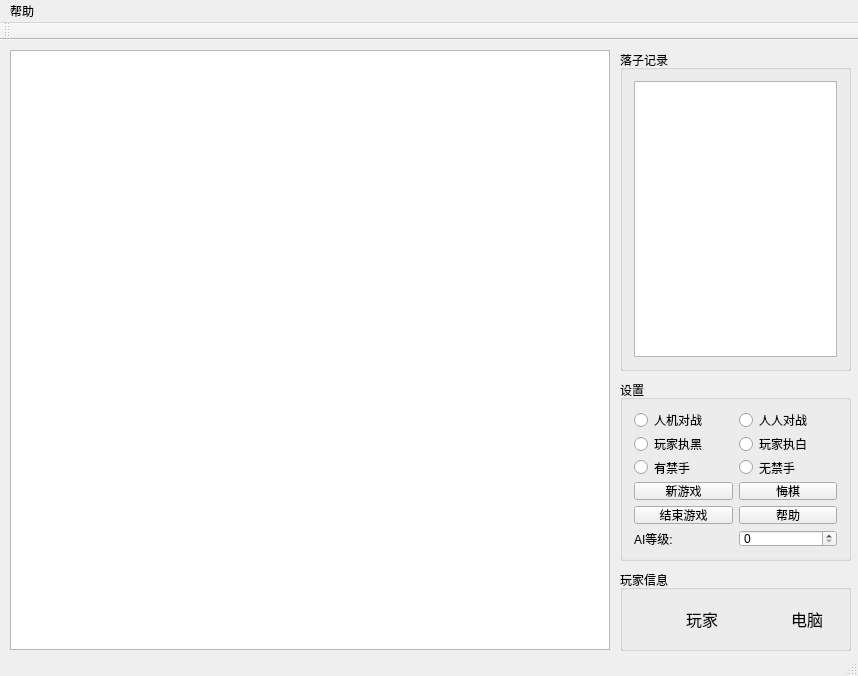
The window that QtGomoku/QtGomoku/QtGomoku.ui (jiafeng5513/Gomoku) describes before a commit, drawn with Qt 5.
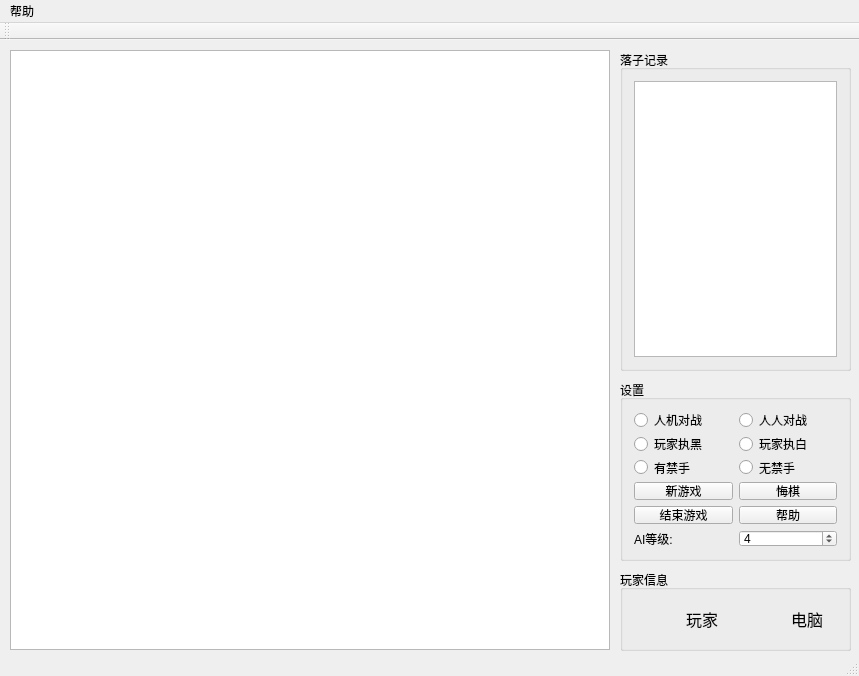
The same window after the commit. Icons and pictures are not drawn.

Patch:
```diff
--- a/QtGomoku/QtGomoku/QtGomoku.ui
+++ b/QtGomoku/QtGomoku/QtGomoku.ui
@@ -9,7 +9,7 @@
    <rect>
     <x>0</x>
     <y>0</y>
-    <width>858</width>
+    <width>859</width>
     <height>676</height>
    </rect>
   </property>
@@ -161,7 +161,32 @@
       </widget>
      </item>
      <item row="5" column="1">
-      <widget class="QSpinBox" name="spinBox"/>
+      <widget class="QSpinBox" name="spinBox">
+       <property name="layoutDirection">
+        <enum>Qt::LeftToRight</enum>
+       </property>
+       <property name="wrapping">
+        <bool>false</bool>
+       </property>
+       <property name="readOnly">
+        <bool>false</bool>
+       </property>
+       <property name="buttonSymbols">
+        <enum>QAbstractSpinBox::UpDownArrows</enum>
+       </property>
+       <property name="minimum">
+        <number>1</number>
+       </property>
+       <property name="maximum">
+        <number>5</number>
+       </property>
+       <property name="value">
+        <number>4</number>
+       </property>
+       <property name="displayIntegerBase">
+        <number>10</number>
+       </property>
+      </widget>
      </item>
     </layout>
    </widget>
@@ -232,7 +257,7 @@
     <rect>
      <x>0</x>
      <y>0</y>
-     <width>858</width>
+     <width>859</width>
      <height>23</height>
     </rect>
    </property>
```
Left out of the diff: 193 changed lines with no effect on the pictures.
